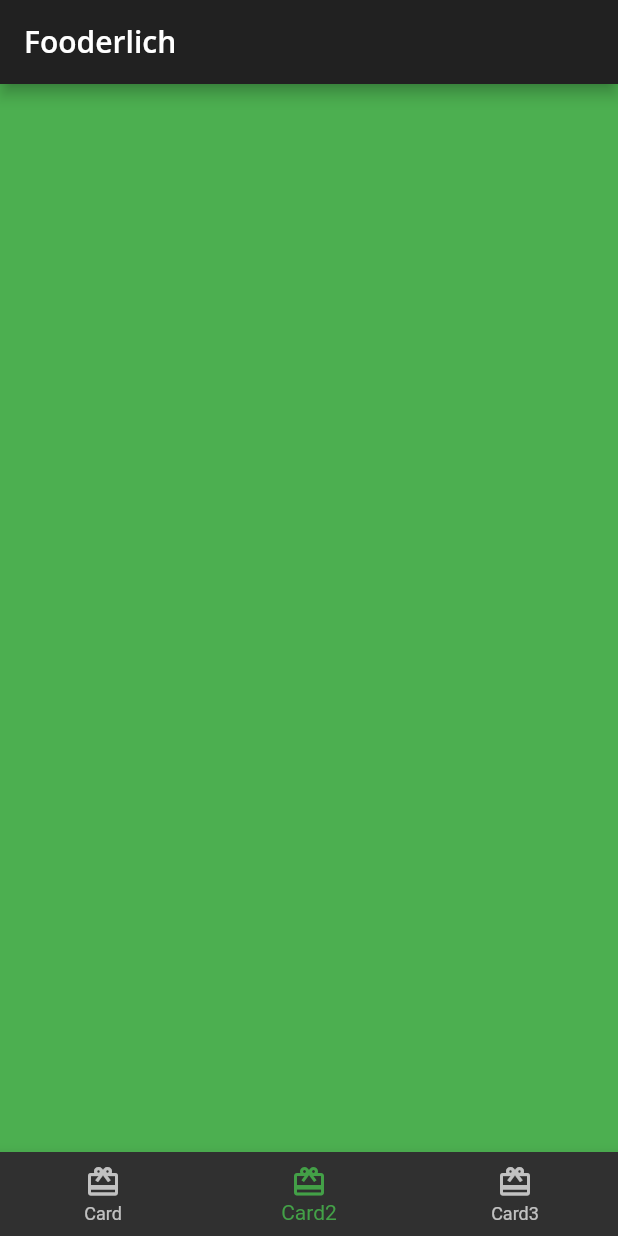
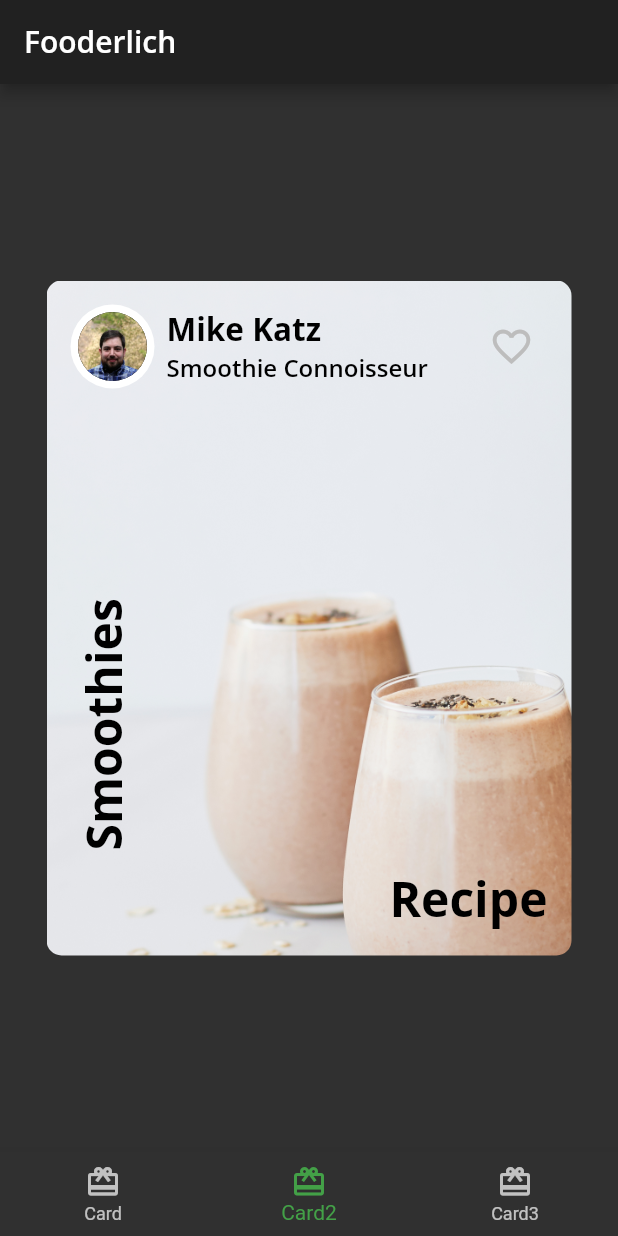
Before and after one commit to EugeneAlexandrov/flutter_project, a Flutter app: the screen it shows after launch, item 2 of the bottom bar chosen, on a phone screen of 412 x 824 dp. Run offline on Flutter 3.47's test engine with Material 2 defaults, Android fonts, the phone set to English and light mode, and no system bars; our stand-ins replace google_fonts.

Commit message:
add card2

```diff
--- /dev/null
+++ b/lib/card2.dart
@@ -0,0 +1,113 @@
+import 'package:flutter/material.dart';
+import 'package:fooderlich/fooderlich_theme.dart';
+
+import 'circle_image.dart';
+
+class Card2 extends StatelessWidget {
+  const Card2({Key? key}) : super(key: key);
+
+  final String smoothies = 'Smoothies';
+  final String recipe = 'Recipe';
+
+  @override
+  Widget build(BuildContext context) {
+    return Center(
+      child: Container(
+        decoration: BoxDecoration(
+          image: DecorationImage(
+              image: AssetImage('assets/mag5.png'), fit: BoxFit.cover),
+          borderRadius: BorderRadius.all(Radius.circular(10.0)),
+        ),
+        constraints: const BoxConstraints.expand(
+          height: 450,
+          width: 350,
+        ),
+        child: Column(children: [
+          AuthorCard(
+            authorName: 'Mike Katz',
+            title: 'Smoothie Connoisseur',
+            imageProvider: AssetImage('assets/author_katz.jpeg'),
+          ),
+          Expanded(
+            child: Stack(children: [
+              Positioned(
+                bottom: 70,
+                left: 16,
+                child: RotatedBox(
+                  quarterTurns: 3,
+                  child: Text(
+                    smoothies,
+                    style: FooderlichTheme.lightTextTheme.headline1,
+                  ),
+                ),
+              ),
+              Positioned(
+                bottom: 16,
+                right: 16,
+                child: Text(
+                  recipe,
+                  style: FooderlichTheme.lightTextTheme.headline1,
+                ),
+              ),
+            ]),
+          ),
+        ]),
+      ),
+    );
+  }
+}
+
+class AuthorCard extends StatelessWidget {
+  const AuthorCard(
+      {Key? key,
+      this.authorName = '',
+      this.title = '',
+      this.imageProvider = const AssetImage('assets/mag4.png')})
+      : super(key: key);
+
+  final String authorName;
+  final String title;
+  final ImageProvider imageProvider;
+
+  @override
+  Widget build(BuildContext context) {
+    return Container(
+      padding: EdgeInsets.all(16.0),
+      child: Row(
+        mainAxisAlignment: MainAxisAlignment.spaceBetween,
+        children: [
+          Row(
+            children: [
+              CircleImage(
+                imageProvider: imageProvider,
+                imageRadius: 28,
+              ),
+              const SizedBox(width: 8),
+              Column(
+                crossAxisAlignment: CrossAxisAlignment.start,
+                children: [
+                  Text(
+                    authorName,
+                    style: FooderlichTheme.lightTextTheme.headline2,
+                  ),
+                  Text(
+                    title,
+                    style: FooderlichTheme.lightTextTheme.headline3,
+                  ),
+                ],
+              )
+            ],
+          ),
+          IconButton(
+              icon: Icon(Icons.favorite_border_outlined),
+              iconSize: 30,
+              color: Colors.grey[400],
+              onPressed: () {
+                const snackBar = SnackBar(content: Text('Press Favorite'));
+                ScaffoldMessenger.of(context).showSnackBar(snackBar);
+              })
+        ],
+      ),
+    );
+  }
+}
--- /dev/null
+++ b/lib/circle_image.dart
@@ -0,0 +1,24 @@
+import 'package:flutter/material.dart';
+
+class CircleImage extends StatelessWidget {
+  const CircleImage({
+    Key? key,
+    required this.imageProvider,
+    this.imageRadius = 20,
+  }) : super(key: key);
+
+  final ImageProvider imageProvider;
+  final double imageRadius;
+
+  @override
+  Widget build(BuildContext context) {
+    return CircleAvatar(
+      backgroundColor: Colors.white,
+      radius: imageRadius,
+      child: CircleAvatar(
+        radius: imageRadius - 5,
+        backgroundImage: imageProvider,
+      ),
+    );
+  }
+}
--- a/lib/home.dart
+++ b/lib/home.dart
@@ -1,6 +1,7 @@
 import 'package:flutter/material.dart';
 
 import 'card1.dart';
+import 'card2.dart';
 
 class Home extends StatefulWidget {
   const Home({Key? key}) : super(key: key);
@@ -14,7 +15,7 @@ class _HomeState extends State<Home> {
 
   static List pages = <Widget>[
     const Card1(),
-    Container(color: Colors.green),
+    const Card2(),
     Container(color: Colors.blue),
   ];
 
```
